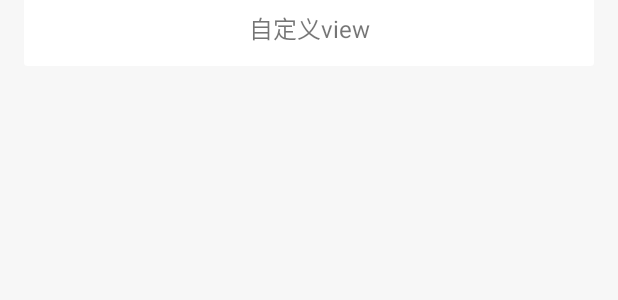
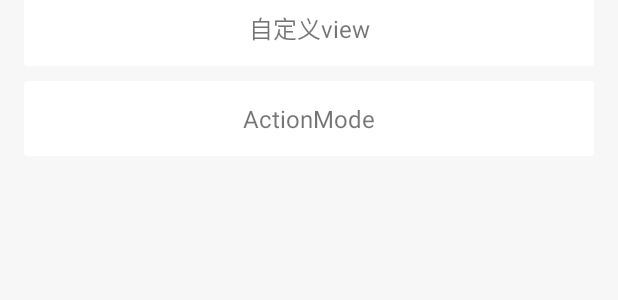
Before and after one commit to xymelon/treasure, an Android app: the layout activity_main.xml on its own in the app's theme, with its tools: preview values and no code run, on a phone screen of 412 x 824 dp. Shown: the part 297-597 px from the top of the screen. Run offline under Robolectric (Android 15) with nearby library versions, the phone set to English and light mode, and no system bars.

Commit message:
ADD action mode

```diff
--- a/app/src/main/AndroidManifest.xml
+++ b/app/src/main/AndroidManifest.xml
@@ -40,6 +40,12 @@
             android:label="@string/activity_recycler_view"
             android:screenOrientation="portrait" />
 
+        <activity
+            android:name=".activity.ActionModeActivity"
+            android:label="@string/activity_action_mode"
+            android:screenOrientation="portrait"
+            android:theme="@style/AppTheme.ActionMode" />
+
     </application>
 
 </manifest>
--- a/app/src/main/java/com/xycoding/treasure/activity/MainActivity.java
+++ b/app/src/main/java/com/xycoding/treasure/activity/MainActivity.java
@@ -55,6 +55,12 @@ public class MainActivity extends BaseBindingActivity {
                 startActivity(new Intent(MainActivity.this, ViewActivity.class));
             }
         }));
+        subscriptions.add(RxViewWrapper.clicks(mBinding.cardViewMode).subscribe(new Action1<Void>() {
+            @Override
+            public void call(Void aVoid) {
+                startActivity(new Intent(MainActivity.this, ActionModeActivity.class));
+            }
+        }));
     }
 
     @Override
--- a/app/src/main/java/com/xycoding/treasure/activity/ViewActivity.java
+++ b/app/src/main/java/com/xycoding/treasure/activity/ViewActivity.java
@@ -46,6 +46,6 @@ public class ViewActivity extends BaseBindingActivity {
 
     @Override
     protected void initData(Bundle savedInstanceState) {
-
+        mBinding.clearEditText.setText("字体会自动变化的，继续输入试试");
     }
 }
--- a/app/src/main/res/layout/activity_main.xml
+++ b/app/src/main/res/layout/activity_main.xml
@@ -83,6 +83,23 @@
 
                 </android.support.v7.widget.CardView>
 
+                <android.support.v7.widget.CardView
+                    android:id="@+id/card_view_mode"
+                    android:layout_width="match_parent"
+                    android:layout_height="50dp"
+                    android:layout_marginTop="10dp"
+                    app:cardElevation="0dp">
+
+                    <TextView
+                        android:layout_width="match_parent"
+                        android:layout_height="match_parent"
+                        android:background="?attr/selectableItemBackground"
+                        android:gravity="center"
+                        android:text="ActionMode"
+                        android:textSize="16sp" />
+
+                </android.support.v7.widget.CardView>
+
             </LinearLayout>
 
         </android.support.v4.widget.NestedScrollView>
--- a/app/src/main/res/values/strings.xml
+++ b/app/src/main/res/values/strings.xml
@@ -7,6 +7,7 @@
     <string name="activity_dialog">Dialog</string>
     <string name="activity_view">View</string>
     <string name="activity_recycler_view">RecyclerView</string>
+    <string name="activity_action_mode">ActionMode</string>
 
     <string name="label_holder">We challenged ourselves to create a visual language for our users that synthesizes the classic principles of good design with the innovation and possibility of technology and science. This is material design. This spec is a living document that will be updated as we continue to develop the tenets and specifics of material design.</string>
 </resources>
--- a/app/src/main/res/values/styles.xml
+++ b/app/src/main/res/values/styles.xml
@@ -15,14 +15,18 @@
         <item name="android:spinnerDropDownItemStyle">@style/SpinnerDropDownItemStyle</item>
     </style>
 
+    <style name="AppTheme.ActionMode" parent="@style/AppTheme">
+        <item name="actionBarTheme">@style/ThemeOverlay.AppCompat.Dark.ActionBar</item>
+        <item name="windowActionModeOverlay">true</item>
+        <item name="android:windowActionModeOverlay">true</item>
+        <item name="actionModeStyle">@style/ActionModeStyle</item>
+        <item name="android:actionModeStyle">@style/ActionModeStyle</item>
+    </style>
+
     <style name="AppTheme.StatusBar" parent="AppTheme" />
 
     <style name="AppTheme.PrimaryDarkBlack" parent="AppTheme">
         <item name="colorPrimaryDark">@color/G1</item>
-    </style>
-
-    <style name="OverFlowStyle" parent="@style/Widget.AppCompat.Light.ActionButton.Overflow">
-        <item name="android:src">@drawable/ic_settings_white_24dp</item>
     </style>
 
     <style name="AppTheme.OverFlowStyle" parent="AppTheme">
@@ -33,6 +37,15 @@
     <style name="AppTheme.AppBarOverlay" parent="ThemeOverlay.AppCompat.Dark.ActionBar" />
 
     <style name="AppTheme.PopupOverlay" parent="ThemeOverlay.AppCompat.Light" />
+
+    <style name="ActionModeStyle" parent="Widget.AppCompat.ActionMode">
+        <item name="background">@color/colorPrimary</item>
+        <item name="android:background">@color/colorPrimary</item>
+    </style>
+
+    <style name="OverFlowStyle" parent="@style/Widget.AppCompat.Light.ActionButton.Overflow">
+        <item name="android:src">@drawable/ic_settings_white_24dp</item>
+    </style>
 
     <style name="Toolbar">
         <item name="android:layout_width">match_parent</item>
@@ -92,5 +105,4 @@
     <style name="SpinnerDropDownItemAppearance" parent="@android:style/TextAppearance.Widget.DropDownItem">
         <item name="android:textColor">@color/G60</item>
     </style>
-
 </resources>
--- a/build.gradle
+++ b/build.gradle
@@ -32,7 +32,7 @@ ext {
     minSdkVersion = 14
     targetSdkVersion = 22
 
-    supportLibraryVersion = "24.2.1"
+    supportLibraryVersion = "25.0.0"
 
     retrofitVersion = "2.1.0"
     stethoVersion = "1.3.1"
```
Also changed, not shown: app/src/main/java/com/xycoding/treasure/activity/ActionModeActivity.java (added, +67 -0 lines), app/src/main/java/com/xycoding/treasure/activity/RecyclerViewActivity.java (+17 -1 lines), app/src/main/java/com/xycoding/treasure/adapter/RecyclerViewAdapter.java (+14 -1 lines), app/src/main/res/layout/activity_action_mode.xml (added, +31 -0 lines), app/src/main/res/menu/menu_action.xml (added, +11 -0 lines).
